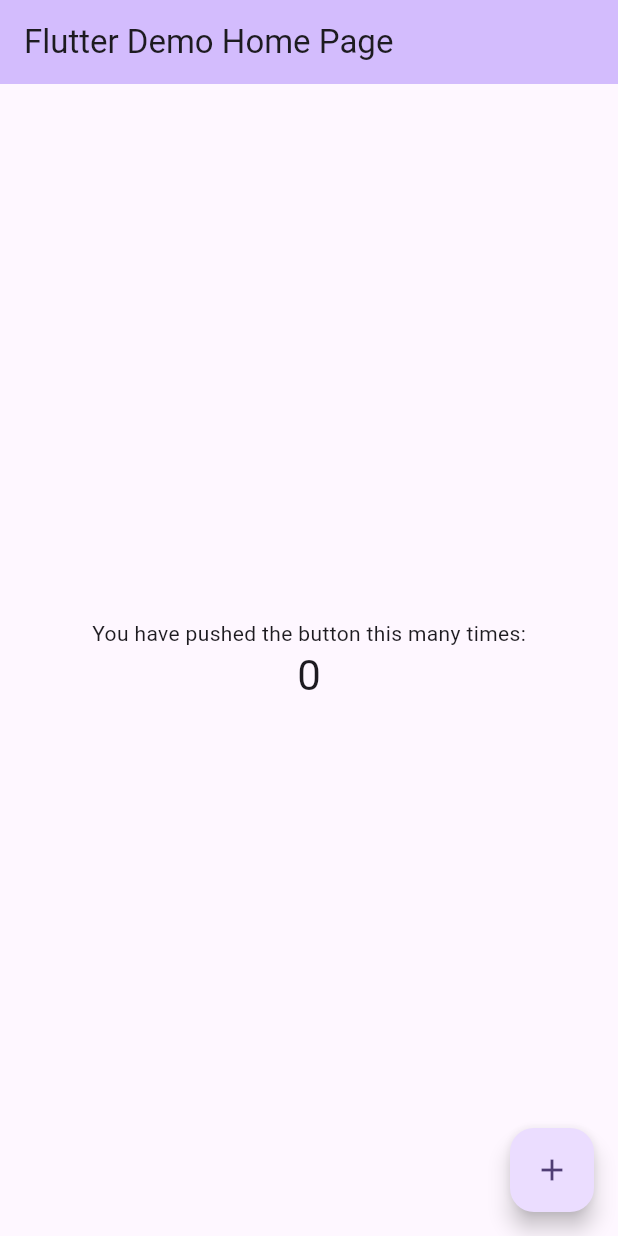
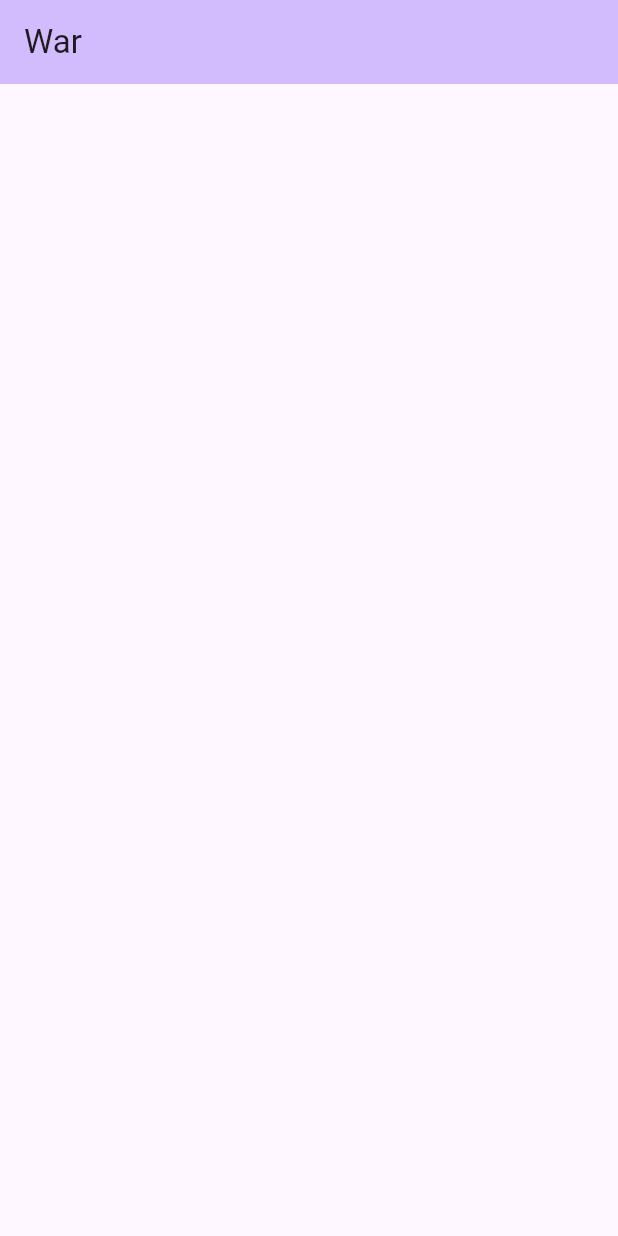
Before and after one commit to hil-dev/war1, a Flutter app: the screen it shows after launch, on a phone screen of 412 x 824 dp. Run offline on Flutter 3.47's test engine with Material 3 defaults, Android fonts, the light colour scheme and no system bars.

Commit message:
Je viens de faire une modifications dans main.dart

```diff
--- a/lib/main.dart
+++ b/lib/main.dart
@@ -11,42 +11,18 @@
   @override
   Widget build(BuildContext context) {
     return MaterialApp(
+      debugShowCheckedModeBanner: false,
       title: 'Flutter Demo',
       theme: ThemeData(
-        // This is the theme of your application.
-        //
-        // TRY THIS: Try running your application with "flutter run". You'll see
-        // the application has a purple toolbar. Then, without quitting the app,
-        // try changing the seedColor in the colorScheme below to Colors.green
-        // and then invoke "hot reload" (save your changes or press the "hot
-        // reload" button in a Flutter-supported IDE, or press "r" if you used
-        // the command line to start the app).
-        //
-        // Notice that the counter didn't reset back to zero; the application
-        // state is not lost during the reload. To reset the state, use hot
-        // restart instead.
-        //
-        // This works for code too, not just values: Most code changes can be
-        // tested with just a hot reload.
         colorScheme: ColorScheme.fromSeed(seedColor: Colors.deepPurple),
       ),
-      home: const MyHomePage(title: 'Flutter Demo Home Page'),
+      home: const MyHomePage(title: 'War'),
     );
   }
 }
 
 class MyHomePage extends StatefulWidget {
   const MyHomePage({super.key, required this.title});
-
-  // This widget is the home page of your application. It is stateful, meaning
-  // that it has a State object (defined below) that contains fields that affect
-  // how it looks.
-
-  // This class is the configuration for the state. It holds the values (in this
-  // case the title) provided by the parent (in this case the App widget) and
-  // used by the build method of the State. Fields in a Widget subclass are
-  // always marked "final".
-
   final String title;
 
   @override
@@ -54,69 +30,25 @@
 }
 
 class _MyHomePageState extends State<MyHomePage> {
-  int _counter = 0;
-
-  void _incrementCounter() {
-    setState(() {
-      // This call to setState tells the Flutter framework that something has
-      // changed in this State, which causes it to rerun the build method below
-      // so that the display can reflect the updated values. If we changed
-      // _counter without calling setState(), then the build method would not be
-      // called again, and so nothing would appear to happen.
-      _counter++;
-    });
-  }
 
   @override
   Widget build(BuildContext context) {
-    // This method is rerun every time setState is called, for instance as done
-    // by the _incrementCounter method above.
-    //
-    // The Flutter framework has been optimized to make rerunning build methods
-    // fast, so that you can just rebuild anything that needs updating rather
-    // than having to individually change instances of widgets.
     return Scaffold(
       appBar: AppBar(
-        // TRY THIS: Try changing the color here to a specific color (to
-        // Colors.amber, perhaps?) and trigger a hot reload to see the AppBar
-        // change color while the other colors stay the same.
         backgroundColor: Theme.of(context).colorScheme.inversePrimary,
-        // Here we take the value from the MyHomePage object that was created by
-        // the App.build method, and use it to set our appbar title.
+
         title: Text(widget.title),
       ),
       body: Center(
-        // Center is a layout widget. It takes a single child and positions it
-        // in the middle of the parent.
+
         child: Column(
-          // Column is also a layout widget. It takes a list of children and
-          // arranges them vertically. By default, it sizes itself to fit its
-          // children horizontally, and tries to be as tall as its parent.
-          //
-          // Column has various properties to control how it sizes itself and
-          // how it positions its children. Here we use mainAxisAlignment to
-          // center the children vertically; the main axis here is the vertical
-          // axis because Columns are vertical (the cross axis would be
-          // horizontal).
-          //
-          // TRY THIS: Invoke "debug painting" (choose the "Toggle Debug Paint"
-          // action in the IDE, or press "p" in the console), to see the
-          // wireframe for each widget.
+
           mainAxisAlignment: MainAxisAlignment.center,
           children: <Widget>[
-            const Text('You have pushed the button this many times:'),
-            Text(
-              '$_counter',
-              style: Theme.of(context).textTheme.headlineMedium,
-            ),
+
           ],
         ),
       ),
-      floatingActionButton: FloatingActionButton(
-        onPressed: _incrementCounter,
-        tooltip: 'Increment',
-        child: const Icon(Icons.add),
-      ), // This trailing comma makes auto-formatting nicer for build methods.
     );
   }
 }
```
Also changed, not shown: 1 other file.
